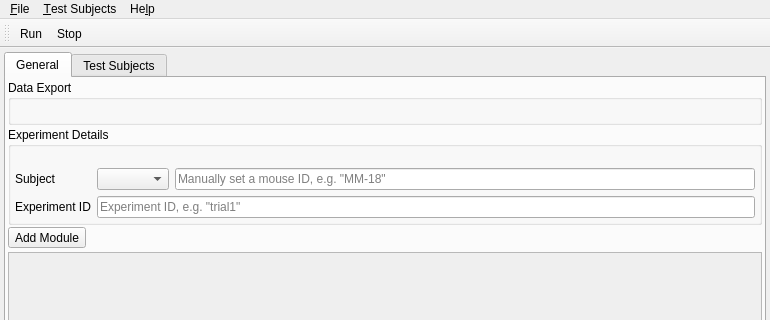
This is src/mainwindow.ui in syntalos/syntalos as Qt 5 draws it before an edit; both pictures show x 0 to 770 and y 0 to 320 of the 770 by 761 pixel window. The edited form follows.
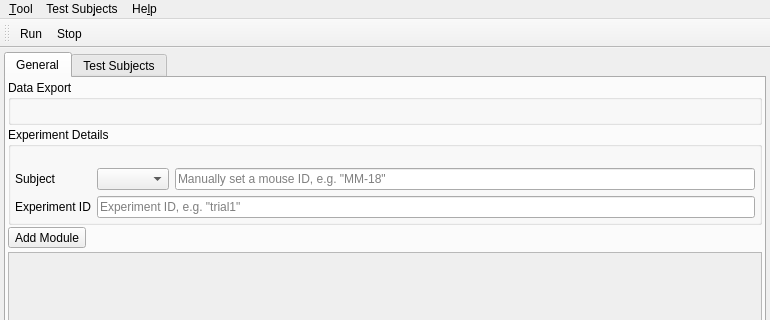
This is the edited form. Icons and pictures are not drawn.

```diff
--- a/src/mainwindow.ui
+++ b/src/mainwindow.ui
@@ -541,7 +541,7 @@
    </widget>
    <widget class="QMenu" name="menuTool">
     <property name="title">
-     <string>&amp;File</string>
+     <string>&amp;Tool</string>
     </property>
     <addaction name="actionLoadSettings"/>
     <addaction name="actionSaveSettings"/>
@@ -550,7 +550,7 @@
    </widget>
    <widget class="QMenu" name="menuTest_Subjects">
     <property name="title">
-     <string>&amp;Test Subjects</string>
+     <string>Test Sub&amp;jects</string>
     </property>
    </widget>
    <addaction name="menuTool"/>
```
Left out of the diff: 20 changed lines with no effect on the pictures.
